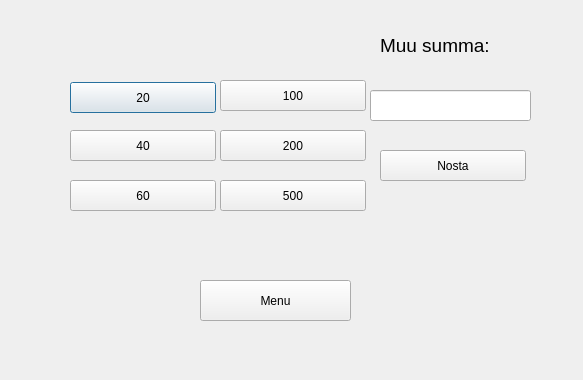
Before: the Qt Designer form bankautomat/nosto.ui in tvt21kmo-bank-project/group_3, drawn with Qt 5.
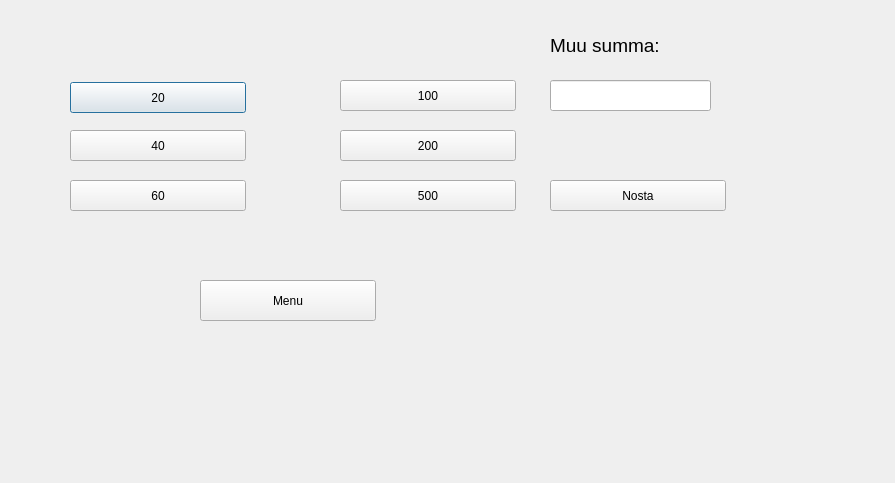
After: the same form once the commit is applied.

```diff
--- a/bankautomat/nosto.ui
+++ b/bankautomat/nosto.ui
@@ -6,8 +6,8 @@
    <rect>
     <x>0</x>
     <y>0</y>
-    <width>583</width>
-    <height>380</height>
+    <width>895</width>
+    <height>483</height>
    </rect>
   </property>
   <property name="windowTitle">
@@ -18,7 +18,7 @@
     <rect>
      <x>70</x>
      <y>82</y>
-     <width>146</width>
+     <width>176</width>
      <height>31</height>
     </rect>
    </property>
@@ -78,7 +78,7 @@
     <rect>
      <x>70</x>
      <y>130</y>
-     <width>146</width>
+     <width>176</width>
      <height>31</height>
     </rect>
    </property>
@@ -138,7 +138,7 @@
     <rect>
      <x>70</x>
      <y>180</y>
-     <width>146</width>
+     <width>176</width>
      <height>31</height>
     </rect>
    </property>
@@ -196,9 +196,9 @@
   <widget class="QPushButton" name="btn100">
    <property name="geometry">
     <rect>
-     <x>220</x>
+     <x>340</x>
      <y>80</y>
-     <width>146</width>
+     <width>176</width>
      <height>31</height>
     </rect>
    </property>
@@ -256,9 +256,9 @@
   <widget class="QPushButton" name="btn200">
    <property name="geometry">
     <rect>
-     <x>220</x>
+     <x>340</x>
      <y>130</y>
-     <width>146</width>
+     <width>176</width>
      <height>31</height>
     </rect>
    </property>
@@ -316,9 +316,9 @@
   <widget class="QPushButton" name="btn500">
    <property name="geometry">
     <rect>
-     <x>220</x>
+     <x>340</x>
      <y>180</y>
-     <width>146</width>
+     <width>176</width>
      <height>31</height>
     </rect>
    </property>
@@ -376,8 +376,8 @@
   <widget class="QLineEdit" name="lineEdit">
    <property name="geometry">
     <rect>
-     <x>370</x>
-     <y>90</y>
+     <x>550</x>
+     <y>80</y>
      <width>161</width>
      <height>31</height>
     </rect>
@@ -386,9 +386,9 @@
   <widget class="QPushButton" name="btnNosta">
    <property name="geometry">
     <rect>
-     <x>380</x>
-     <y>150</y>
-     <width>146</width>
+     <x>550</x>
+     <y>180</y>
+     <width>176</width>
      <height>31</height>
     </rect>
    </property>
@@ -446,7 +446,7 @@
   <widget class="QLabel" name="label">
    <property name="geometry">
     <rect>
-     <x>380</x>
+     <x>550</x>
      <y>30</y>
      <width>151</width>
      <height>31</height>
@@ -466,7 +466,7 @@
     <rect>
      <x>200</x>
      <y>280</y>
-     <width>151</width>
+     <width>176</width>
      <height>41</height>
     </rect>
    </property>
```
